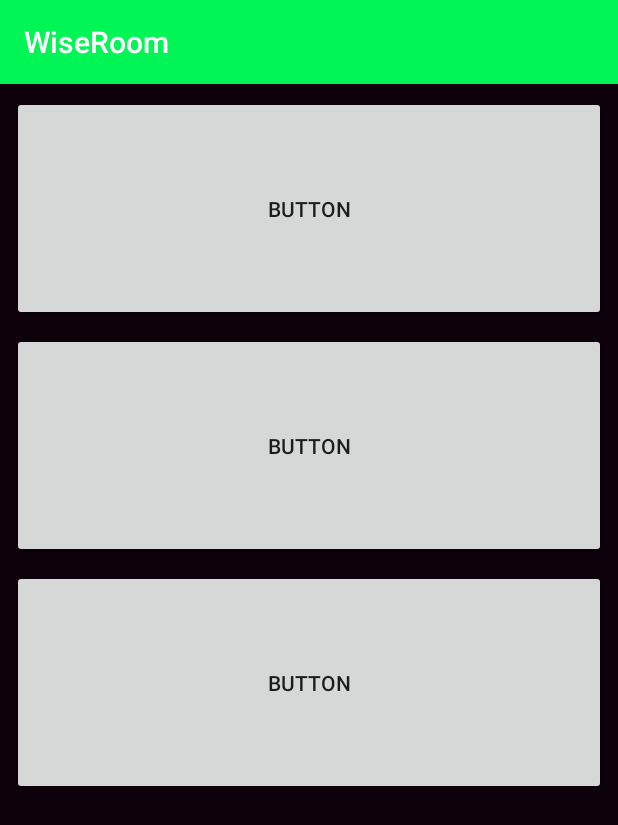
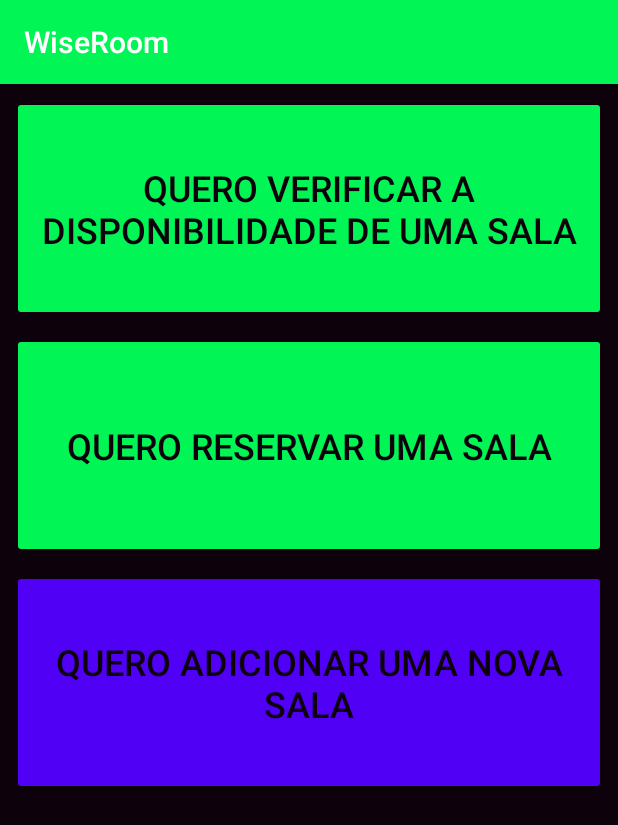
Before and after one commit to mxrpxcx/wiseroom, an Android app: the ActivityEscolha screen opened directly, with no data from a screen before it, on a phone screen of 412 x 824 dp. Shown: the top 825 px of the screen. Run offline under Robolectric (Android 15) with nearby library versions, the light colour scheme and no system bars.

Commit message:
Tela 3 prototipo

```diff
--- a/app/src/main/AndroidManifest.xml
+++ b/app/src/main/AndroidManifest.xml
@@ -12,7 +12,8 @@
         android:roundIcon="@mipmap/ic_launcher_round"
         android:supportsRtl="true"
         android:theme="@style/AppTheme">
-        <activity android:name=".ActivityEscolha"></activity>
+        <activity android:name=".ActivityAdicionarSala"></activity>
+        <activity android:name=".ActivityEscolha" />
         <activity android:name=".MainActivity">
             <intent-filter>
                 <action android:name="android.intent.action.MAIN" />
--- a/app/src/main/res/layout/activity_escolha.xml
+++ b/app/src/main/res/layout/activity_escolha.xml
@@ -15,11 +15,29 @@
         android:layout_marginTop="8dp"
         android:layout_marginEnd="8dp"
         android:layout_marginBottom="8dp"
-        android:text="Button"
+        android:backgroundTint="@color/colorPrimary"
+        android:text="Quero verificar a disponibilidade de uma sala"
+        android:textColor="@color/colorPrimaryDark"
+        android:textSize="24sp"
         app:layout_constraintBottom_toTopOf="@+id/btReserva"
         app:layout_constraintEnd_toEndOf="parent"
         app:layout_constraintStart_toStartOf="parent"
         app:layout_constraintTop_toTopOf="parent" />
+
+    <Button
+        android:id="@+id/btReserva"
+        android:layout_width="match_parent"
+        android:layout_height="150dp"
+        android:layout_marginStart="8dp"
+        android:layout_marginTop="8dp"
+        android:layout_marginEnd="8dp"
+        android:backgroundTint="@color/colorPrimary"
+        android:text="Quero reservar uma sala"
+        android:textColor="@color/colorPrimaryDark"
+        android:textSize="24sp"
+        app:layout_constraintEnd_toEndOf="parent"
+        app:layout_constraintStart_toStartOf="parent"
+        app:layout_constraintTop_toBottomOf="@+id/btVerifica" />
 
     <Button
         android:id="@+id/btAdiciona"
@@ -29,22 +47,13 @@
         android:layout_marginTop="8dp"
         android:layout_marginEnd="8dp"
         android:layout_marginBottom="8dp"
-        android:text="Button"
+        android:backgroundTint="@color/colorAccent"
+        android:text="Quero adicionar uma nova sala"
+        android:textColor="@color/colorPrimaryDark"
+        android:textSize="24sp"
         app:layout_constraintBottom_toBottomOf="parent"
         app:layout_constraintEnd_toEndOf="parent"
         app:layout_constraintStart_toStartOf="parent"
         app:layout_constraintTop_toBottomOf="@+id/btReserva"
         app:layout_constraintVertical_bias="0.0" />
-
-    <Button
-        android:id="@+id/btReserva"
-        android:layout_width="match_parent"
-        android:layout_height="150dp"
-        android:layout_marginStart="8dp"
-        android:layout_marginTop="8dp"
-        android:layout_marginEnd="8dp"
-        android:text="Button"
-        app:layout_constraintEnd_toEndOf="parent"
-        app:layout_constraintStart_toStartOf="parent"
-        app:layout_constraintTop_toBottomOf="@+id/btVerifica" />
 </androidx.constraintlayout.widget.ConstraintLayout>
```
Also changed, not shown: app/src/main/java/com/alura/wiseroom/ActivityAdicionarSala.java (added, +14 -0 lines), app/src/main/res/layout/activity_adicionar_sala.xml (added, +9 -0 lines).
